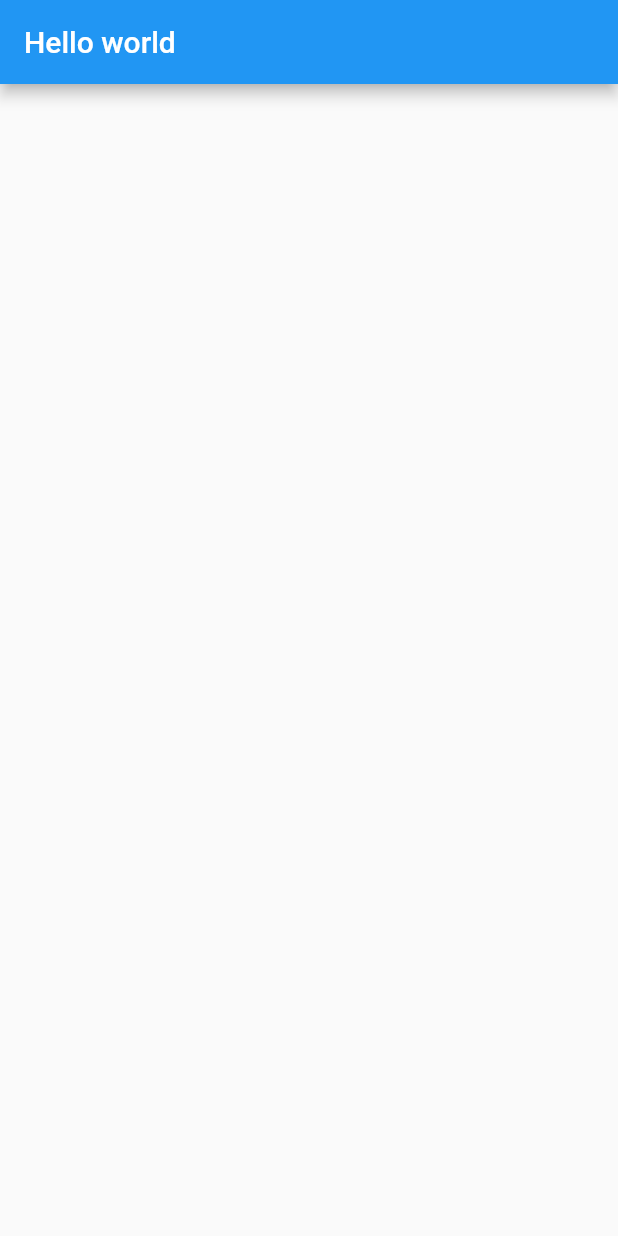
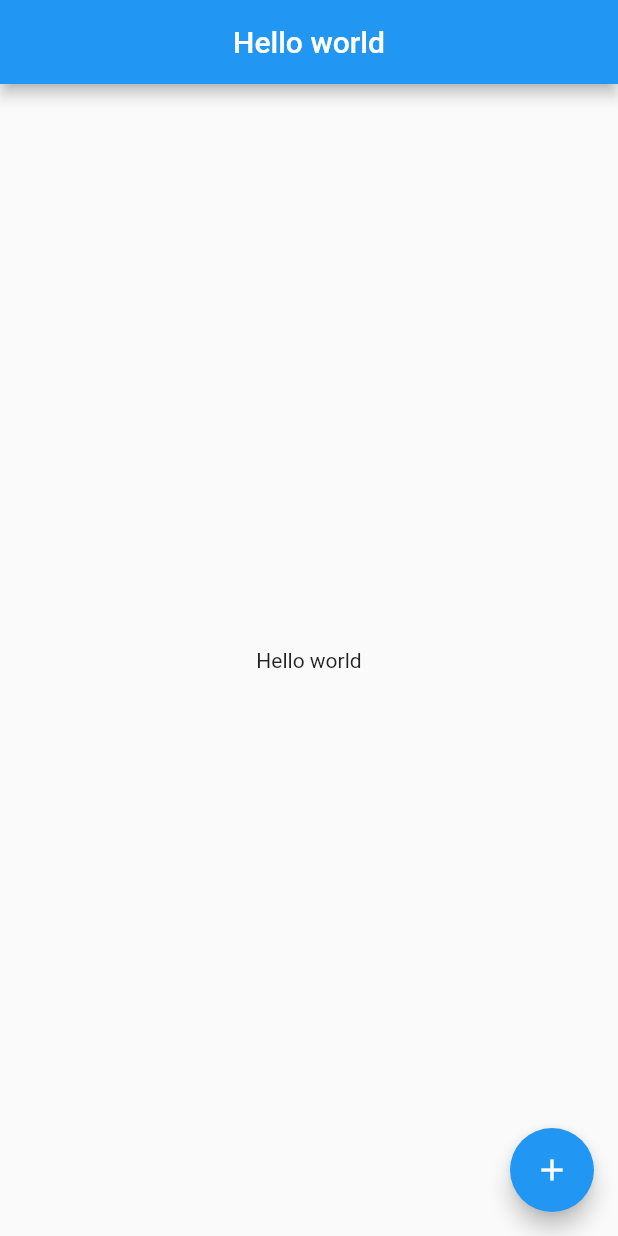
Before and after one commit to Colty1999/flutter_clock, a Flutter app: the screen it shows after launch, on a phone screen of 412 x 824 dp. Run offline on Flutter 3.47's test engine with Material 2 defaults, Android fonts, the phone set to English and light mode, and no system bars.

Commit message:
Add button added

```diff
--- a/lib/main.dart
+++ b/lib/main.dart
@@ -8,7 +8,17 @@ class MyApp extends StatelessWidget {
   Widget build(BuildContext context) {
     return MaterialApp(
       home: Scaffold(
-        appBar: AppBar(title: const Text('Hello world')),
+        appBar: AppBar(
+          title: const Text('Hello world'),
+          centerTitle: true,
+        ),
+        body: const Center(
+          child: Text('Hello world'),
+        ),
+        floatingActionButton: FloatingActionButton(
+          onPressed: () {},
+          child: const Icon(Icons.add),
+        ),
       ),
     );
   }
```
